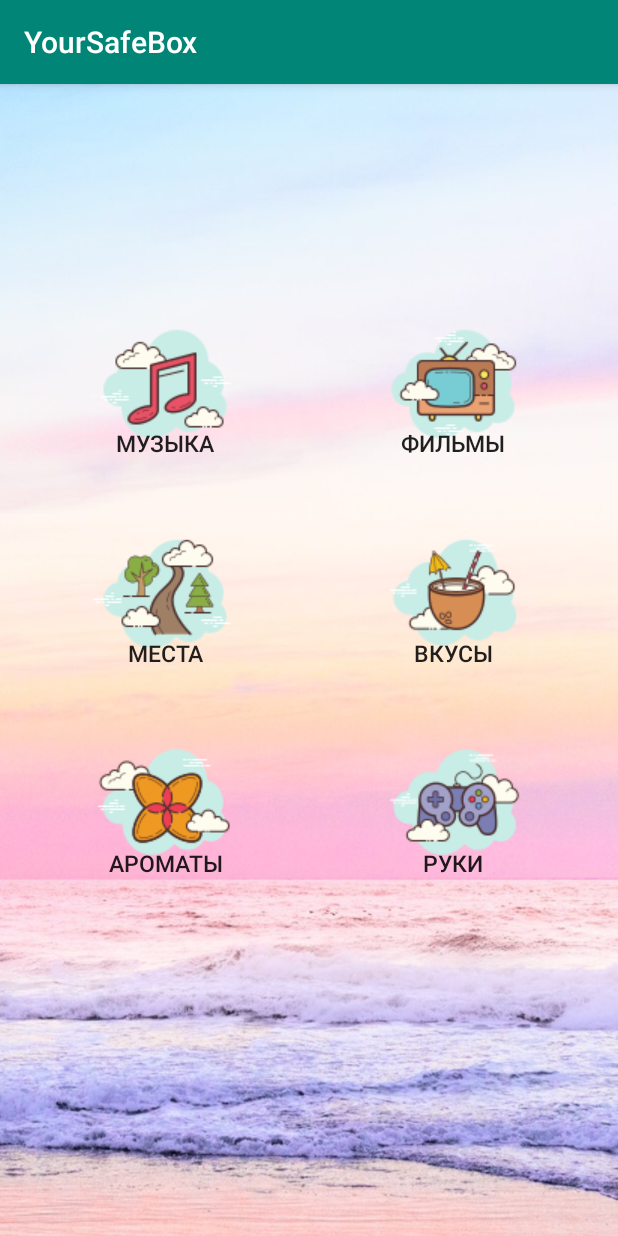
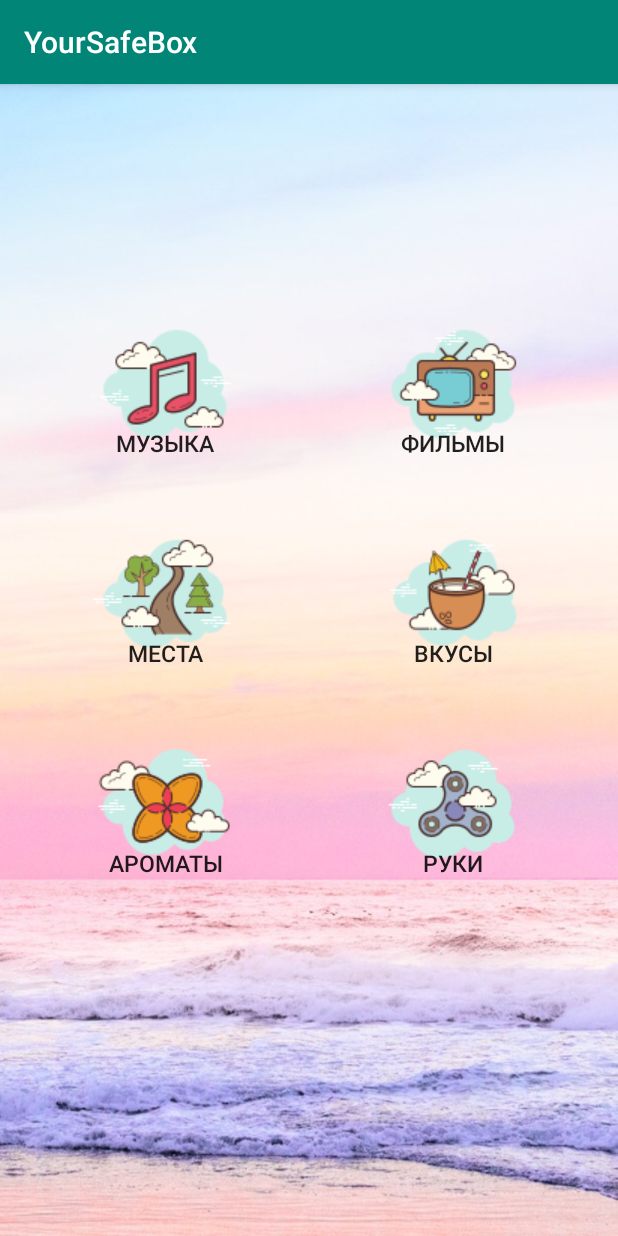
Before and after one commit to nemudrena/YourSafeBox, an Android app: the ActivityWays screen opened directly, with no data from a screen before it, on a phone screen of 412 x 824 dp. Run offline under Robolectric (Android 15) with nearby library versions, the phone set to English and light mode, and no system bars.

Commit message:
Yes Ive just changed one picture

```diff
--- a/app/src/main/res/layout/window_ways.xml
+++ b/app/src/main/res/layout/window_ways.xml
@@ -80,7 +80,7 @@
         android:layout_gravity="right"
         android:onClick="to_window_sence"
         android:text="@string/btn_sence"
-        android:background="@drawable/game"
+        android:background="@drawable/sence"
         android:gravity="bottom|center_horizontal"
         android:textSize="15sp">
     </Button>
```
Also changed, not shown: app/src/main/res/drawable/game.png (deleted), app/src/main/res/drawable/sence.png (added).
